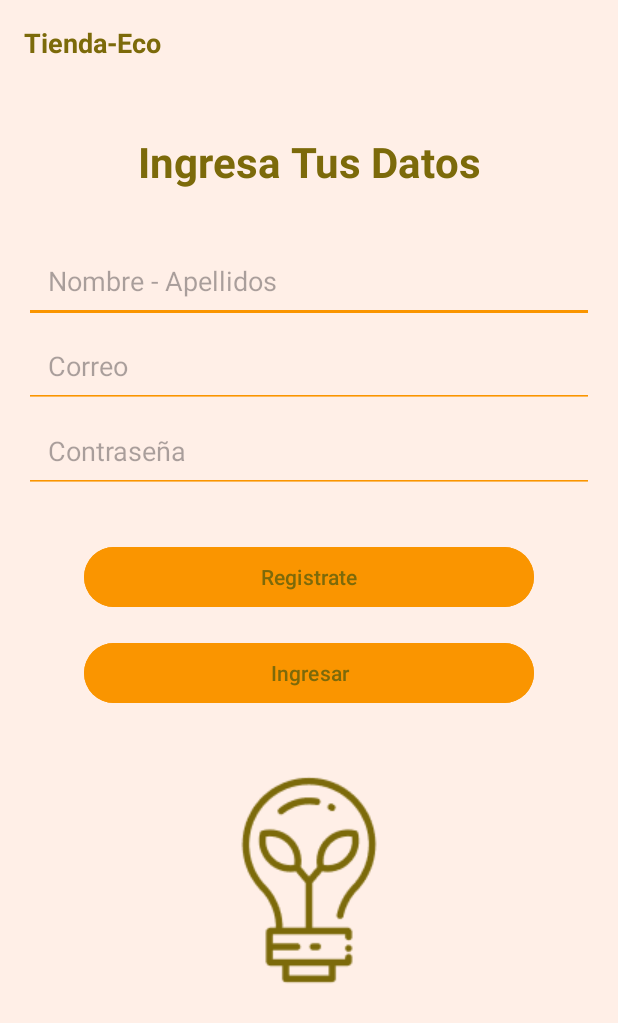
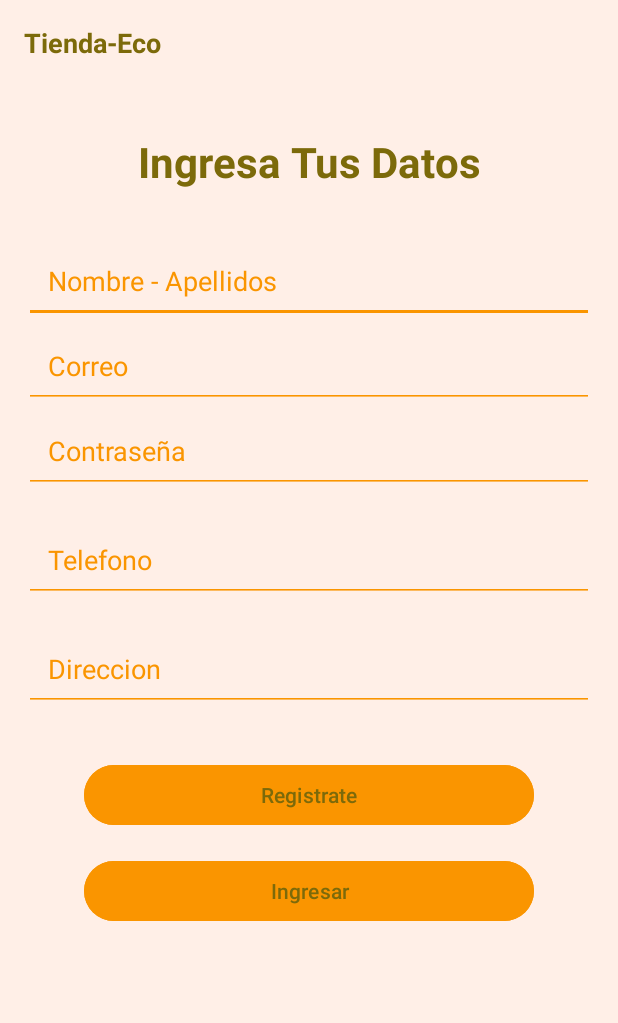
Before and after one commit to CarlosMSosaC/TiendaEco, an Android app: the Formulario screen opened directly, with no data from a screen before it, on a phone screen of 412 x 824 dp. Shown: the top 1023 px of the screen. Run offline under Robolectric (Android 15) with nearby library versions, the phone set to English and light mode, and no system bars.

Commit message:
Formulario de Ingreso

```diff
--- a/app/src/main/AndroidManifest.xml
+++ b/app/src/main/AndroidManifest.xml
@@ -32,6 +32,9 @@
         <activity android:name=".Formulario"
             android:exported="false"/>
 
+        <activity android:name=".FormularioRegistro"
+            android:exported="false"/>
+
     </application>
 
 </manifest>
--- a/app/src/main/res/layout/activity_home.xml
+++ b/app/src/main/res/layout/activity_home.xml
@@ -64,7 +64,7 @@
         app:layout_constraintEnd_toEndOf="parent" />
 
     <Button
-        android:id="@+id/btnLearnMore"
+        android:id="@+id/btnLogin"
         android:layout_width="300dp"
         android:layout_height="wrap_content"
         android:layout_marginBottom="120dp"
@@ -88,7 +88,7 @@
         app:cornerRadius="50dp"
         app:layout_constraintStart_toStartOf="parent"
         app:layout_constraintEnd_toEndOf="parent"
-        app:layout_constraintTop_toBottomOf="@+id/btnLearnMore"
+        app:layout_constraintTop_toBottomOf="@+id/btnLogin"
         app:layout_constraintHorizontal_bias="0.5"/>
 
 
--- a/app/src/main/res/layout/acttivity_formulario.xml
+++ b/app/src/main/res/layout/acttivity_formulario.xml
@@ -40,6 +40,7 @@
         android:layout_width="0dp"
         android:layout_height="wrap_content"
         android:hint="@string/nombre"
+        android:textColorHint="@color/cuarto_color"
         android:textColor="@color/primer_color_texto"
         android:backgroundTint="@color/cuarto_color"
         android:padding="16dp"
@@ -54,6 +55,7 @@
         android:layout_width="0dp"
         android:layout_height="wrap_content"
         android:hint="@string/correo"
+        android:textColorHint="@color/cuarto_color"
         android:textColor="@color/primer_color_texto"
         android:backgroundTint="@color/cuarto_color"
         android:padding="16dp"
@@ -67,6 +69,7 @@
         android:layout_width="0dp"
         android:layout_height="wrap_content"
         android:hint="@string/contrasena"
+        android:textColorHint="@color/cuarto_color"
         android:textColor="@color/primer_color_texto"
         android:backgroundTint="@color/cuarto_color"
         android:padding="16dp"
@@ -74,6 +77,38 @@
         app:layout_constraintStart_toStartOf="parent"
         app:layout_constraintEnd_toEndOf="parent"
         android:layout_marginHorizontal="16dp"/>
+
+    <EditText
+        android:id="@+id/etTelefonoFormulario"
+        android:layout_width="0dp"
+        android:layout_height="wrap_content"
+        android:hint="@string/telefono"
+        android:textColorHint="@color/cuarto_color"
+        android:textColor="@color/primer_color_texto"
+        android:backgroundTint="@color/cuarto_color"
+        android:padding="16dp"
+        android:inputType="phone"
+        app:layout_constraintTop_toBottomOf="@+id/etContrasena"
+        app:layout_constraintStart_toStartOf="parent"
+        app:layout_constraintEnd_toEndOf="parent"
+        android:layout_marginHorizontal="16dp"
+        android:layout_marginTop="16dp"/>
+
+    <EditText
+        android:id="@+id/etDireccionFormulario"
+        android:layout_width="0dp"
+        android:layout_height="wrap_content"
+        android:hint="@string/direccion"
+        android:textColorHint="@color/cuarto_color"
+        android:textColor="@color/primer_color_texto"
+        android:backgroundTint="@color/cuarto_color"
+        android:padding="16dp"
+        android:inputType="textPostalAddress"
+        app:layout_constraintTop_toBottomOf="@+id/etTelefonoFormulario"
+        app:layout_constraintStart_toStartOf="parent"
+        app:layout_constraintEnd_toEndOf="parent"
+        android:layout_marginHorizontal="16dp"
+        android:layout_marginTop="16dp"/>
 
     <Button
         android:id="@+id/btnRegister"
@@ -84,7 +119,7 @@
         android:text="@string/registro"
         android:textColor="@color/primer_color_texto"
         app:cornerRadius="50dp"
-        app:layout_constraintTop_toBottomOf="@+id/etContrasena"
+        app:layout_constraintTop_toBottomOf="@+id/etDireccionFormulario"
         app:layout_constraintStart_toStartOf="parent"
         app:layout_constraintEnd_toEndOf="parent"
         app:layout_constraintHorizontal_bias="0.5"/>
@@ -103,14 +138,5 @@
         app:layout_constraintEnd_toEndOf="parent"
         app:layout_constraintHorizontal_bias="0.5"/>
 
-    <ImageView
-        android:id="@+id/iv_logo_ecology"
-        android:layout_width="wrap_content"
-        android:layout_height="wrap_content"
-        android:layout_marginTop="32dp"
-        app:layout_constraintTop_toBottomOf="@+id/btnLogin"
-        app:layout_constraintStart_toStartOf="parent"
-        app:layout_constraintEnd_toEndOf="parent"
-        app:srcCompat="@drawable/logo_ecology" />
 
 </androidx.constraintlayout.widget.ConstraintLayout>
--- a/app/src/main/res/values/strings.xml
+++ b/app/src/main/res/values/strings.xml
@@ -8,4 +8,8 @@
     <string name="nombre">Nombre - Apellidos</string>
     <string name="correo">Correo</string>
     <string name="contrasena">Contraseña</string>
+    <string name="telefono">Telefono</string>
+    <string name="direccion">Direccion</string>
+
+
 </resources>
```
Also changed, not shown: app/src/main/java/com/example/tiendaeco/FormularioRegistro.java (added, +13 -0 lines), app/src/main/java/com/example/tiendaeco/HomeActivity.java (+10 -4 lines), app/src/main/res/layout/activity_formulario_ingreso.xml (added, +97 -0 lines).
